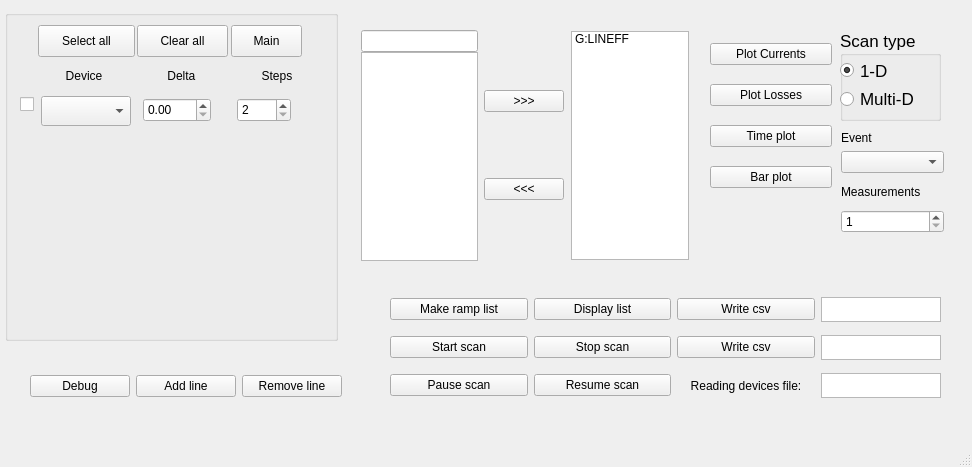
Qt form gui_window.ui (rsharankova/LinacDeviceScan) before a commit.
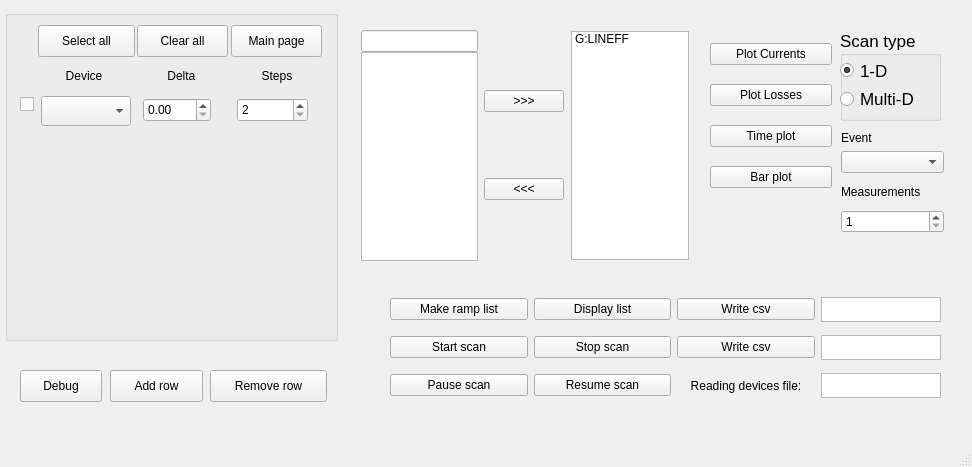
The same form after that commit.

Commit message: working on "remove row"

Patch:
```diff
--- a/gui_window.ui
+++ b/gui_window.ui
@@ -930,12 +930,12 @@
         <rect>
          <x>226</x>
          <y>15</y>
-         <width>71</width>
+         <width>91</width>
          <height>32</height>
         </rect>
        </property>
        <property name="text">
-        <string>Main</string>
+        <string>Main page</string>
        </property>
        <property name="checkable">
         <bool>false</bool>
@@ -1078,7 +1078,7 @@
         <rect>
          <x>232</x>
          <y>88</y>
-         <width>54</width>
+         <width>71</width>
          <height>24</height>
         </rect>
        </property>
@@ -1397,41 +1397,47 @@
      </item>
     </layout>
    </widget>
-   <widget class="QWidget" name="layoutWidget">
+   <widget class="QPushButton" name="removeDevice_pushButton">
     <property name="geometry">
      <rect>
-      <x>30</x>
+      <x>210</x>
       <y>370</y>
-      <width>312</width>
+      <width>117</width>
       <height>32</height>
      </rect>
     </property>
-    <layout class="QHBoxLayout" name="horizontalLayout_2">
-     <item>
-      <widget class="QPushButton" name="debug_pushButton">
-       <property name="text">
-        <string>Debug</string>
-       </property>
-       <property name="checkable">
-        <bool>true</bool>
-       </property>
-      </widget>
-     </item>
-     <item>
-      <widget class="QPushButton" name="addDevice_pushButton">
-       <property name="text">
-        <string>Add line</string>
-       </property>
-      </widget>
-     </item>
-     <item>
-      <widget class="QPushButton" name="removeDevice_pushButton">
-       <property name="text">
-        <string>Remove line</string>
-       </property>
-      </widget>
-     </item>
-    </layout>
+    <property name="text">
+     <string>Remove row</string>
+    </property>
+   </widget>
+   <widget class="QPushButton" name="addDevice_pushButton">
+    <property name="geometry">
+     <rect>
+      <x>110</x>
+      <y>370</y>
+      <width>93</width>
+      <height>32</height>
+     </rect>
+    </property>
+    <property name="text">
+     <string>Add row</string>
+    </property>
+   </widget>
+   <widget class="QPushButton" name="debug_pushButton">
+    <property name="geometry">
+     <rect>
+      <x>20</x>
+      <y>370</y>
+      <width>82</width>
+      <height>32</height>
+     </rect>
+    </property>
+    <property name="text">
+     <string>Debug</string>
+    </property>
+    <property name="checkable">
+     <bool>true</bool>
+    </property>
    </widget>
   </widget>
   <widget class="QMenuBar" name="menubar">
```
Left out of the diff: 196 changed lines with no effect on the pictures. The commit also changes 1 other file.
